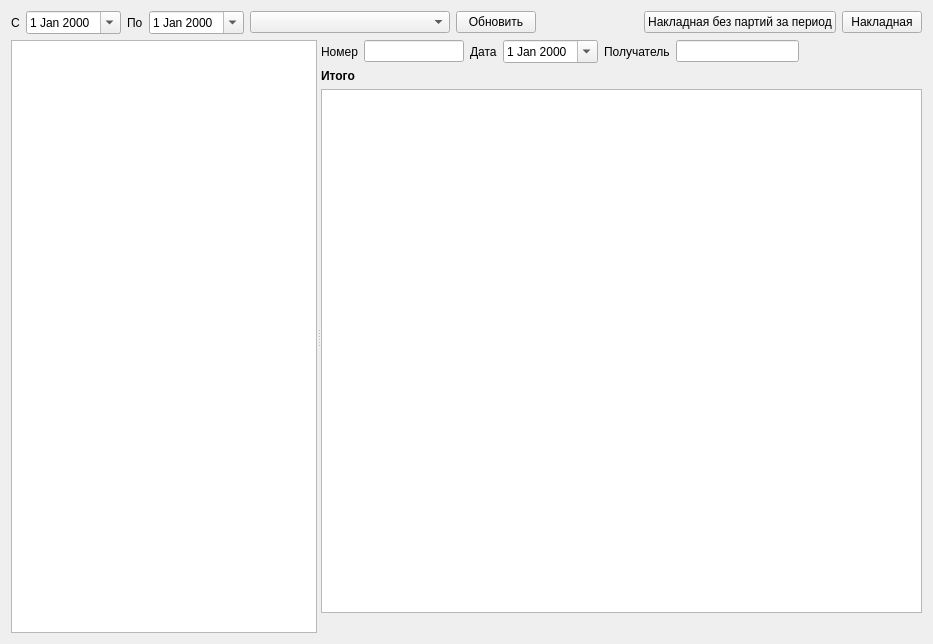
Old version of the form formself/formself.ui in the repository Sergeyego/el_prod.
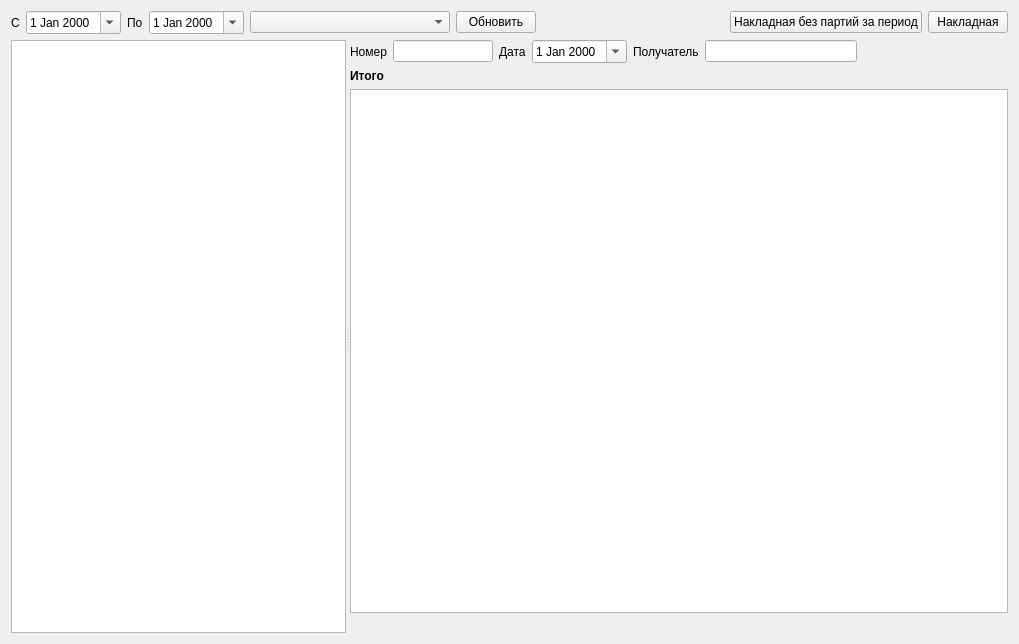
New version of the form. Custom widgets are drawn as their Qt base class.

```diff
--- a/formself/formself.ui
+++ b/formself/formself.ui
@@ -6,7 +6,7 @@
    <rect>
     <x>0</x>
     <y>0</y>
-    <width>933</width>
+    <width>1019</width>
     <height>644</height>
    </rect>
   </property>
```
